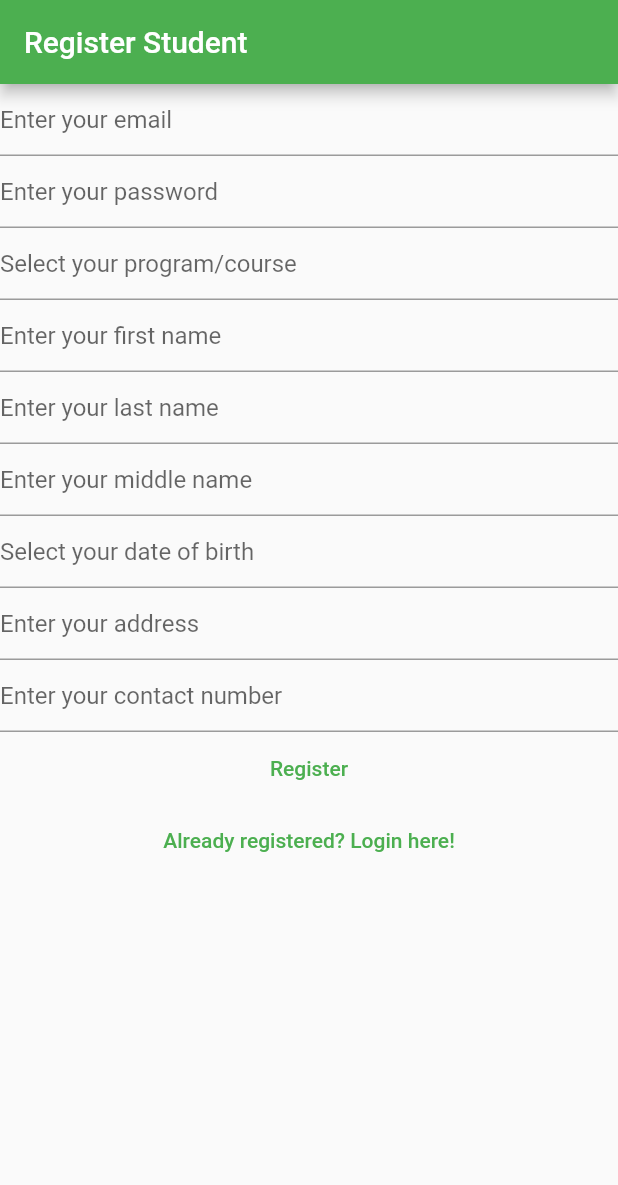
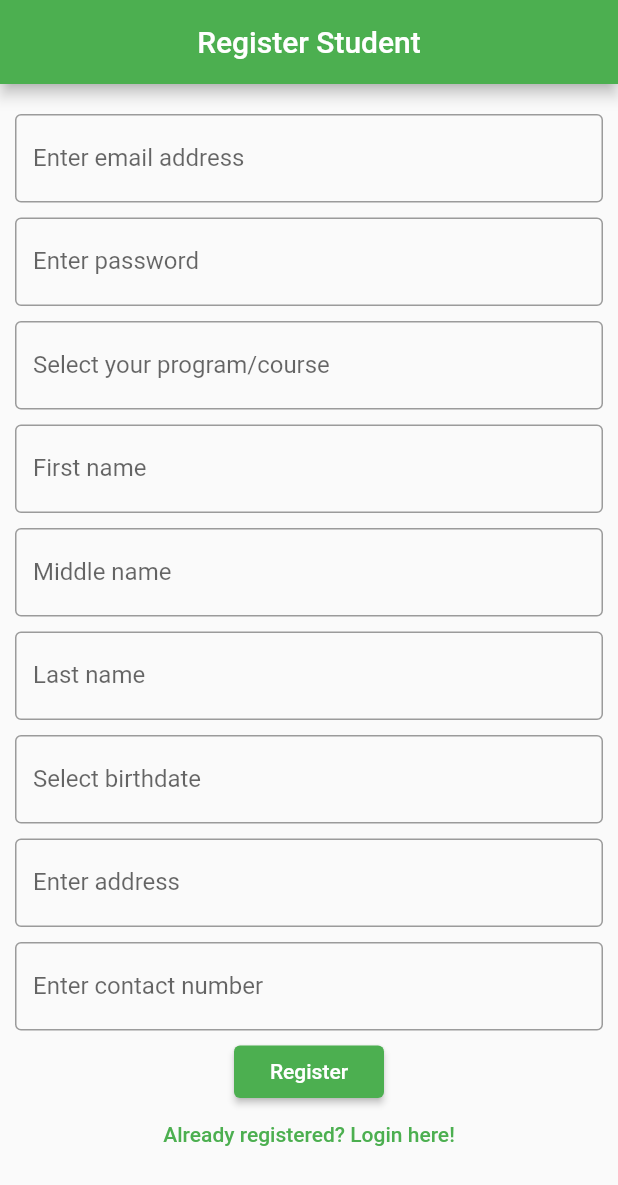
Before and after one commit to amorKim/hnu-enrollment-2023, a Flutter app: the screen it shows after launch, after a tap on "Sign in", on a phone screen of 412 x 824 dp. Shown: the top 1185 px of the screen. Run offline on Flutter 3.47's test engine with Material 2 defaults, Android fonts, the phone set to English and light mode, and no system bars; drawn by our look-alikes of select_form_field; our stand-ins replace cloud_firestore, firebase_auth, firebase_core, firebase_storage, image_picker; accounts and stored records are empty; network calls fail.

Commit message:
login UI updated, password visibility ( with icon)

```diff
--- a/lib/main.dart
+++ b/lib/main.dart
@@ -49,7 +49,6 @@ class LandingPage extends StatelessWidget {
             } else {
               return const LoginPage();
             }
-
           default:
             return const CircularProgressIndicator();
         }
@@ -107,6 +106,7 @@ class Financial {
   final String course;
   final int loadunits;
   final int payunits;
+
   double get total => payunits * 752.0;
 
   Financial({
--- a/lib/views/login_page.dart
+++ b/lib/views/login_page.dart
@@ -14,7 +14,7 @@ class LoginPage extends StatefulWidget {
 class _LoginPageState extends State<LoginPage> {
   late final TextEditingController _email;
   late final TextEditingController _password;
-
+  bool _obscureText = true;
   @override
   void initState() {
     _email = TextEditingController();
@@ -63,7 +63,7 @@ class _LoginPageState extends State<LoginPage> {
                   padding: const EdgeInsets.all(10),
                   child: const Text(
                     'Sign in',
-                    style: TextStyle(fontSize: 20),
+                    style: TextStyle(fontSize: 20, fontWeight: FontWeight.w600),
                   )),
               Container(
                 padding: const EdgeInsets.all(10),
@@ -78,27 +78,40 @@ class _LoginPageState extends State<LoginPage> {
               Container(
                 padding: const EdgeInsets.fromLTRB(10, 10, 10, 0),
                 child: TextField(
-                  obscureText: true,
+                  obscureText: _obscureText,
                   controller: _password,
-                  decoration: const InputDecoration(
+                  decoration: InputDecoration(
                     border: OutlineInputBorder(),
                     labelText: 'Password',
+                    suffixIcon: IconButton(
+                      icon: Icon(
+                        _obscureText ? Icons.visibility : Icons.visibility_off,
+                        color: Colors.grey,
+                      ),
+                      onPressed: () {
+                        setState(() {
+                          _obscureText = !_obscureText;
+                        });
+                      },
+                    ),
                   ),
                 ),
               ),
+
               TextButton(
                 onPressed: () {
                   //forgot password screen
                 },
                 child: const Text(
                   'Forgot Password',
+                  style: TextStyle(fontSize: 15),
                 ),
               ),
               Container(
                   height: 50,
                   padding: const EdgeInsets.fromLTRB(10, 0, 10, 0),
                   child: ElevatedButton(
-                    child: const Text('Login'),
+                    child: const Text('Login', style: TextStyle(fontSize: 20, fontWeight: FontWeight.bold),),
                     onPressed: () async {
                       final email = _email.text;
                       final password = _password.text;
@@ -107,7 +120,6 @@ class _LoginPageState extends State<LoginPage> {
                           email: email,
                           password: password,
                         );
-
                         final user = AuthService.firebase().currentUser;
                         if (user?.isEmailVerified ?? false) {
                           // user's email is verified
@@ -132,7 +144,7 @@ class _LoginPageState extends State<LoginPage> {
                       } on WrongPasswordAuthException {
                         await showErrorDialog(
                           context,
-                          'Wrong credentials',
+                          'Wrong password',
                         );
                       } on GenericAuthException {
                         await showErrorDialog(
@@ -145,7 +157,7 @@ class _LoginPageState extends State<LoginPage> {
               Row(
                 mainAxisAlignment: MainAxisAlignment.center,
                 children: <Widget>[
-                  const Text('Does not have account?'),
+                  const Text("Don't have an account yet?",style: TextStyle(fontSize: 15),),
                   TextButton(
                     child: const Text(
                       'Sign in',
--- a/lib/views/register_view.dart
+++ b/lib/views/register_view.dart
@@ -1,3 +1,6 @@
+import 'dart:io';
+import 'package:firebase_storage/firebase_storage.dart';
+import 'package:cloud_firestore/cloud_firestore.dart';
 import 'package:flutter/material.dart';
 import 'package:hnu_mis_announcement/services/auth/auth_exceptions.dart';
 import 'package:hnu_mis_announcement/services/auth/auth_service.dart';
@@ -7,6 +10,7 @@ import 'package:hnu_mis_announcement/utilities/dialogs/error_dialog.dart';
 import 'package:hnu_mis_announcement/views/constants/route.dart';
 import 'package:intl/intl.dart';
 import 'package:select_form_field/select_form_field.dart';
+import 'package:image_picker/image_picker.dart';
 
 class RegisterView extends StatefulWidget {
   const RegisterView({super.key});
@@ -30,7 +34,6 @@ class _RegisterViewState extends State<RegisterView> {
   final List<Map<String, dynamic>> _programOptions = [
     {'value': 'BSCS', 'label': 'BSCS'},
     {'value': 'BSIT', 'label': 'BSIT'},
-
   ];
   String? _selectedProgram;
   @override
@@ -60,31 +63,47 @@ class _RegisterViewState extends State<RegisterView> {
     super.dispose();
   }
 
+
   @override
   Widget build(BuildContext context) {
     return Scaffold(
       appBar: AppBar(
+        centerTitle: true,
         title: const Text('Register Student'),
       ),
       body: SingleChildScrollView(
         child: Column(
           children: [
-            TextField(
+            const SizedBox(height: 10),
+            Container(
+              padding: const EdgeInsets.fromLTRB(10, 10, 10, 0),
+              child:TextField(
               controller: _email,
               enableSuggestions: false,
               autocorrect: false,
               keyboardType: TextInputType.emailAddress,
-              decoration: const InputDecoration(hintText: 'Enter your email'),
+                decoration: const InputDecoration(
+                  border: OutlineInputBorder(),
+                  labelText: 'Enter email address',
                 ),
-            TextField(
+            ),
+            ),
+            Container(
+              padding: const EdgeInsets.fromLTRB(10, 10, 10, 0),
+              child:TextField(
                 controller: _password,
                 obscureText: true,
                 enableSuggestions: false,
                 autocorrect: false,
-              decoration:
-                  const InputDecoration(hintText: 'Enter your password'),
+                decoration: const InputDecoration(
+                  border: OutlineInputBorder(),
+                  labelText: 'Enter password',
                 ),
-            SelectFormField(
+              ),
+            ),
+            Container(
+              padding: const EdgeInsets.fromLTRB(10, 10, 10, 0),
+             child: SelectFormField(
               controller: _program,
               type: SelectFormFieldType.dropdown,
               labelText: 'Program/Course',
@@ -98,31 +117,51 @@ class _RegisterViewState extends State<RegisterView> {
                 _selectedProgram = value;
               },
               decoration: const InputDecoration(
-                hintText: 'Select your program/course',
+                border: OutlineInputBorder(),
+                labelText: 'Select your program/course',
               ),
             ),
-            TextField(
+            ),
+          Container(
+            padding: const EdgeInsets.fromLTRB(10, 10, 10, 0),
+            child:  TextField(
               controller: _firstName,
               enableSuggestions: false,
               autocorrect: false,
-              decoration:
-                  const InputDecoration(hintText: 'Enter your first name'),
+            decoration: const InputDecoration(
+              border: OutlineInputBorder(),
+              labelText: 'First name',
             ),
-            TextField(
+            ),
+        ),
+            Container(
+              padding: const EdgeInsets.fromLTRB(10, 10, 10, 0),
+            child: TextField(
               controller: _lastName,
               enableSuggestions: false,
               autocorrect: false,
-              decoration:
-                  const InputDecoration(hintText: 'Enter your last name'),
+              decoration: const InputDecoration(
+                border: OutlineInputBorder(),
+                labelText: 'Middle name',
               ),
-            TextField(
+            ),
+            ),
+            Container(
+              padding: const EdgeInsets.fromLTRB(10, 10, 10, 0),
+            child: TextField(
               controller: _middleName,
               enableSuggestions: false,
               autocorrect: false,
-              decoration:
-                  const InputDecoration(hintText: 'Enter your middle name'),
+              decoration: const InputDecoration(
+                border: OutlineInputBorder(),
+              labelText: 'Last name',
             ),
-            GestureDetector(
+            ),
+            ),
+
+             Container(
+               padding: const EdgeInsets.fromLTRB(10, 10, 10, 0),
+               child: GestureDetector(
                 onTap: () async {
                   final initialDate = _selectedDate ?? DateTime.now();
                   final newDate = await showDatePicker(
@@ -140,7 +179,8 @@ class _RegisterViewState extends State<RegisterView> {
                 child: AbsorbPointer(
                   child: TextFormField(
                     decoration: const InputDecoration(
-                    hintText: 'Select your date of birth',
+                      border: OutlineInputBorder(),
+                      labelText: 'Select birthdate',
                     ),
                     controller: TextEditingController(
                       text: _selectedDate != null
@@ -152,20 +192,39 @@ class _RegisterViewState extends State<RegisterView> {
                   ),
                 ),
             ),
-            TextField(
+             ),
+            Container(
+              padding: const EdgeInsets.fromLTRB(10, 10, 10, 0),
+              child: TextField(
                 controller: _address,
                 enableSuggestions: false,
                 autocorrect: false,
-              decoration: const InputDecoration(hintText: 'Enter your address'),
+                decoration: const InputDecoration(
+                  border: OutlineInputBorder(),
+                  labelText: 'Enter address',
                 ),
-            TextField(
+              ),
+            ),
+            Container(
+              padding: const EdgeInsets.fromLTRB(10, 10, 10, 0),
+              child: TextField(
                 controller: _contactNumber,
                 enableSuggestions: false,
                 autocorrect: false,
-              decoration:
-                  const InputDecoration(hintText: 'Enter your contact number'),
+                decoration: const InputDecoration(
+                  border: OutlineInputBorder(),
+              labelText: 'Enter contact number',
               ),
-            TextButton(
+            ),
+            ),
+
+            Container(
+              height: 45,
+              padding: const EdgeInsets.fromLTRB(10, 10, 10, 0),
+              child: ElevatedButton(
+                style: ButtonStyle(
+                  minimumSize: MaterialStateProperty.all<Size>(const Size(100, 50)),
+                ),
                 onPressed: () async {
                   final email = _email.text;
                   final password = _password.text;
@@ -225,6 +284,7 @@ class _RegisterViewState extends State<RegisterView> {
                 },
                 child: const Text('Register'),
               ),
+            ),
             TextButton(
               onPressed: () {
                 Navigator.of(context).pushNamedAndRemoveUntil(
--- a/pubspec.yaml
+++ b/pubspec.yaml
@@ -32,7 +32,7 @@ dependencies:
   flutter:
     sdk: flutter
   select_form_field: "^2.2.0"
-
+  image_picker: ^0.8.4+2
 
 
   # The following adds the Cupertino Icons font to your application.
@@ -43,6 +43,8 @@ dependencies:
   cloud_firestore: ^4.5.1
   firebase_analytics: ^10.2.0
   intl: ^0.17.0
+  firebase_storage: ^11.1.1
+  horizontal_data_table: ^4.2.0
 
 dev_dependencies:
   flutter_test:
```
Also changed, not shown: lib/views/academics/academics.dart (indentation only), pubspec.lock, 1 other file. Lines whose indentation alone changed are shown as unchanged.
